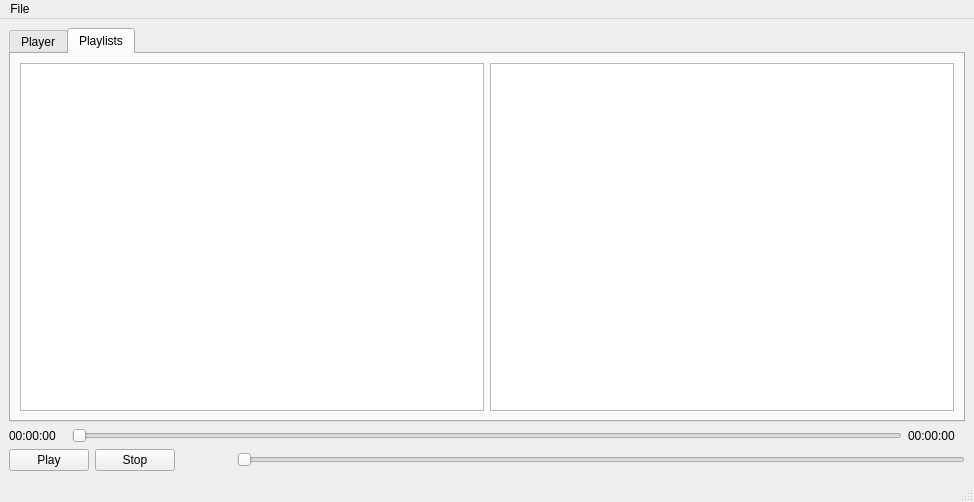
Old version of the form app/ui/MainWindow.ui in the repository SebastienTr/BadPlayer.
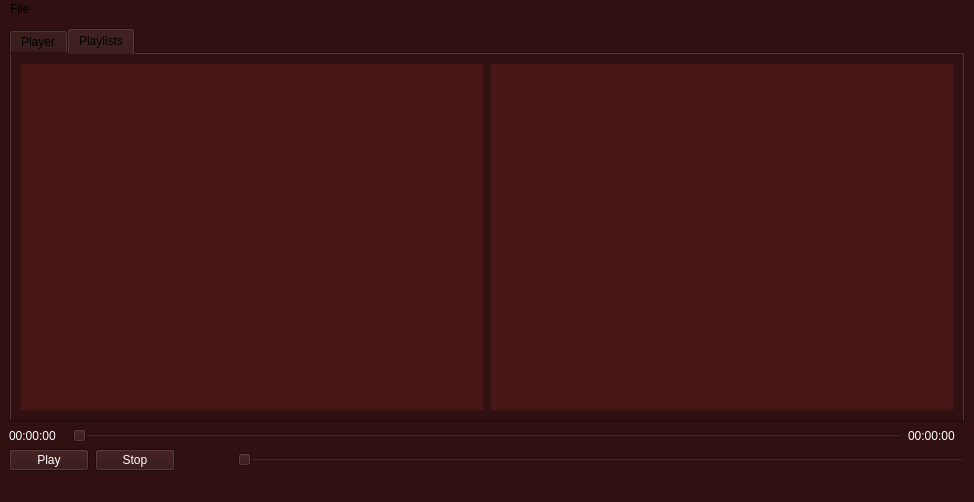
New version of the form.

Diff of the .ui file:
```diff
--- a/app/ui/MainWindow.ui
+++ b/app/ui/MainWindow.ui
@@ -13,6 +13,12 @@
   <property name="windowTitle">
    <string>MainWindow</string>
   </property>
+  <property name="autoFillBackground">
+   <bool>false</bool>
+  </property>
+  <property name="styleSheet">
+   <string notr="true">background-color:#301010;</string>
+  </property>
   <widget class="QWidget" name="centralwidget">
    <layout class="QHBoxLayout" name="horizontalLayout">
     <item>
@@ -60,6 +66,9 @@
                   <height>0</height>
                  </size>
                 </property>
+                <property name="styleSheet">
+                 <string notr="true">background-color:#481616; color:white</string>
+                </property>
                 <property name="editTriggers">
                  <set>QAbstractItemView::NoEditTriggers</set>
                 </property>
@@ -70,6 +79,9 @@
               </item>
               <item>
                <widget class="QTableWidget" name="musicTable">
+                <property name="styleSheet">
+                 <string notr="true">background-color:#481616; color:white</string>
+                </property>
                 <property name="editTriggers">
                  <set>QAbstractItemView::NoEditTriggers</set>
                 </property>
@@ -102,6 +114,9 @@
                 <height>16777215</height>
                </size>
               </property>
+              <property name="styleSheet">
+               <string notr="true">color:white</string>
+              </property>
               <property name="text">
                <string>00:00:00</string>
               </property>
@@ -128,6 +143,9 @@
                 <height>16777215</height>
                </size>
               </property>
+              <property name="styleSheet">
+               <string notr="true">color:white</string>
+              </property>
               <property name="text">
                <string>00:00:00</string>
               </property>
@@ -151,6 +169,9 @@
                 <height>16777215</height>
                </size>
               </property>
+              <property name="styleSheet">
+               <string notr="true">color:white</string>
+              </property>
               <property name="text">
                <string>Play</string>
               </property>
@@ -170,6 +191,9 @@
                 <height>16777215</height>
                </size>
               </property>
+              <property name="styleSheet">
+               <string notr="true">color:white</string>
+              </property>
               <property name="text">
                <string>Stop</string>
               </property>
```
Left out of the diff: 4 changed lines with no effect on the pictures.
